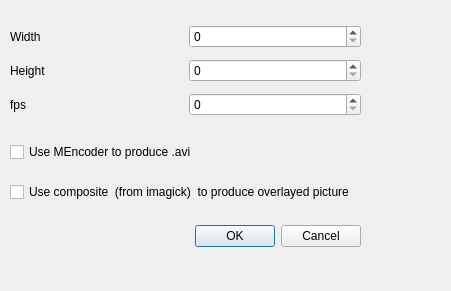
The window that ui/RenderImageSeriesDialog.ui (ORB-HD/MeshUp) describes before a commit, drawn with Qt 5.
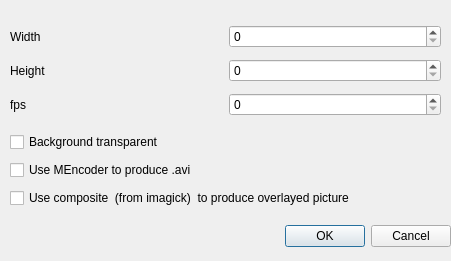
The same window after the commit.

Commit message: added option for transparency when rendering image series

Diff of the .ui file:
```diff
--- a/ui/RenderImageSeriesDialog.ui
+++ b/ui/RenderImageSeriesDialog.ui
@@ -7,7 +7,7 @@
     <x>0</x>
     <y>0</y>
     <width>451</width>
-    <height>291</height>
+    <height>261</height>
    </rect>
   </property>
   <property name="windowTitle">
@@ -16,7 +16,7 @@
   <widget class="QDialogButtonBox" name="buttonBox">
    <property name="geometry">
     <rect>
-     <x>20</x>
+     <x>110</x>
      <y>220</y>
      <width>341</width>
      <height>32</height>
@@ -34,7 +34,7 @@
     <rect>
      <x>10</x>
      <y>20</y>
-     <width>351</width>
+     <width>431</width>
      <height>101</height>
     </rect>
    </property>
@@ -86,31 +86,44 @@
     </item>
    </layout>
   </widget>
-  <widget class="QCheckBox" name="mencoderBox">
+  <widget class="QWidget" name="verticalLayoutWidget">
    <property name="geometry">
     <rect>
      <x>10</x>
-     <y>140</y>
-     <width>331</width>
-     <height>24</height>
+     <y>130</y>
+     <width>437</width>
+     <height>80</height>
     </rect>
    </property>
-   <property name="text">
-    <string>Use MEncoder to produce .avi</string>
-   </property>
-  </widget>
-  <widget class="QCheckBox" name="compositeBox">
-   <property name="geometry">
-    <rect>
-     <x>10</x>
-     <y>180</y>
-     <width>401</width>
-     <height>24</height>
-    </rect>
-   </property>
-   <property name="text">
-    <string>Use composite  (from imagick)  to produce overlayed picture</string>
-   </property>
+   <layout class="QVBoxLayout" name="verticalLayout">
+    <item>
+     <widget class="QCheckBox" name="transparentBackgroundCheckBox">
+      <property name="enabled">
+       <bool>true</bool>
+      </property>
+      <property name="text">
+       <string>Background transparent</string>
+      </property>
+      <property name="checked">
+       <bool>false</bool>
+      </property>
+     </widget>
+    </item>
+    <item>
+     <widget class="QCheckBox" name="mencoderBox">
+      <property name="text">
+       <string>Use MEncoder to produce .avi</string>
+      </property>
+     </widget>
+    </item>
+    <item>
+     <widget class="QCheckBox" name="compositeBox">
+      <property name="text">
+       <string>Use composite  (from imagick)  to produce overlayed picture</string>
+      </property>
+     </widget>
+    </item>
+   </layout>
   </widget>
  </widget>
  <resources/>
```
The commit also changes 2 other files.
